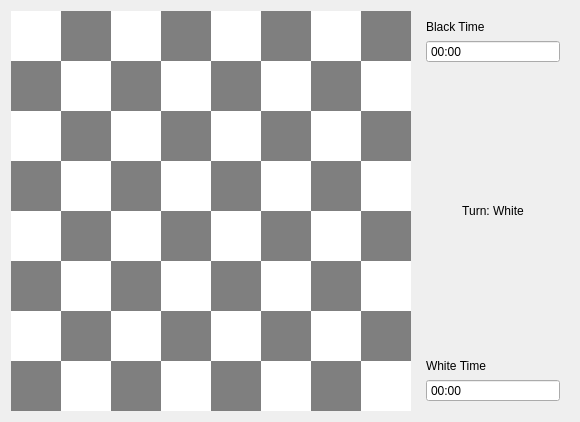
Qt form chessVshogi/UI/ingame_chess.ui (sahinakkaya/chess) before a commit.
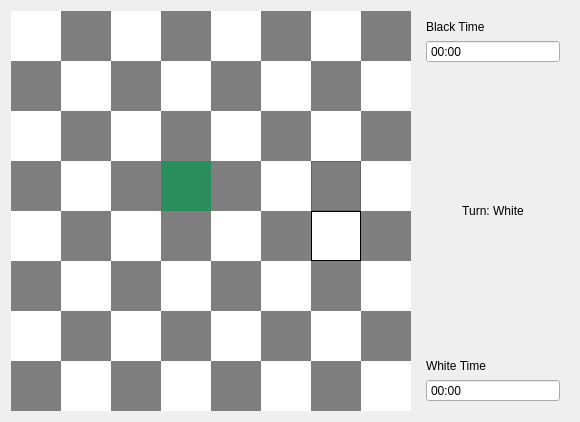
The same form after that commit. Icons and pictures are not drawn.

Commit message: Add dynamic selection of mode (chess or shogi)

What changed in the file:
```diff
--- a/chessVshogi/UI/ingame_chess.ui
+++ b/chessVshogi/UI/ingame_chess.ui
@@ -61,6 +61,9 @@
         <property name="styleSheet">
          <string notr="true"/>
         </property>
+        <property name="frameShape">
+         <enum>QFrame::StyledPanel</enum>
+        </property>
         <property name="text">
          <string/>
         </property>
@@ -526,7 +529,13 @@
       <item row="3" column="3">
        <widget class="QLabel" name="Tile_54">
         <property name="styleSheet">
-         <string notr="true">background-color: rgb(255, 255, 255);</string>
+         <string notr="true">background-color: rgb(42, 142, 92);</string>
+        </property>
+        <property name="frameShape">
+         <enum>QFrame::NoFrame</enum>
+        </property>
+        <property name="lineWidth">
+         <number>3</number>
         </property>
         <property name="text">
          <string/>
@@ -707,6 +716,9 @@
         <property name="styleSheet">
          <string notr="true">background-color: rgb(255, 255, 255);</string>
         </property>
+        <property name="frameShape">
+         <enum>QFrame::Box</enum>
+        </property>
         <property name="text">
          <string/>
         </property>
```
The commit also changes 4 other files.
